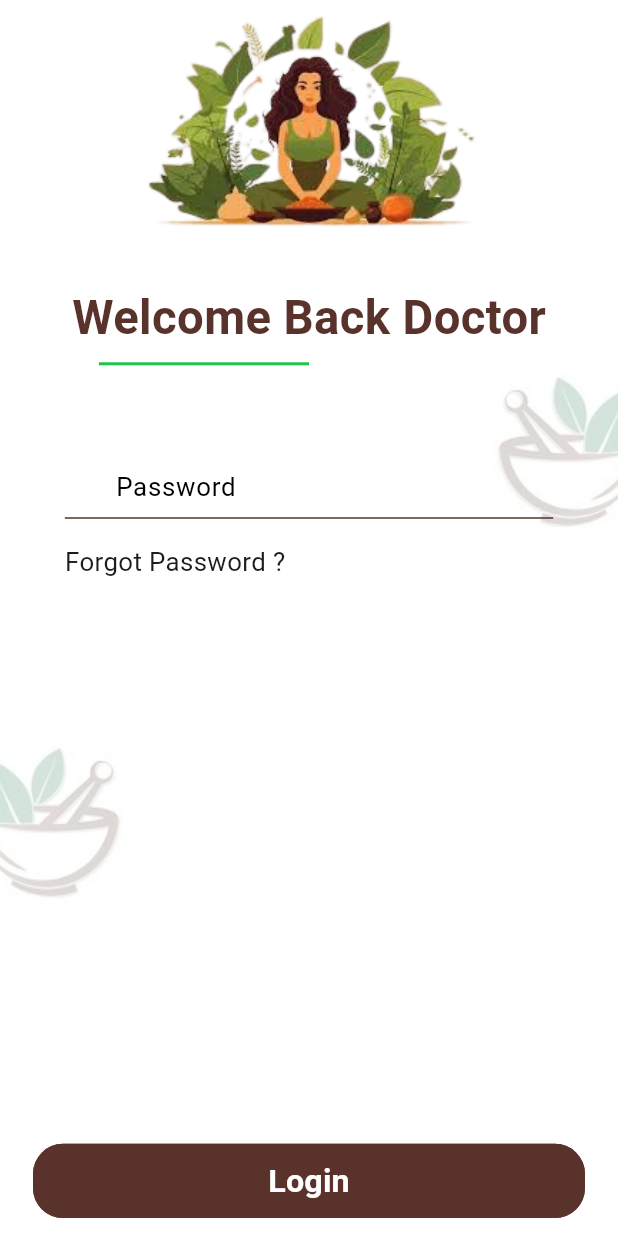
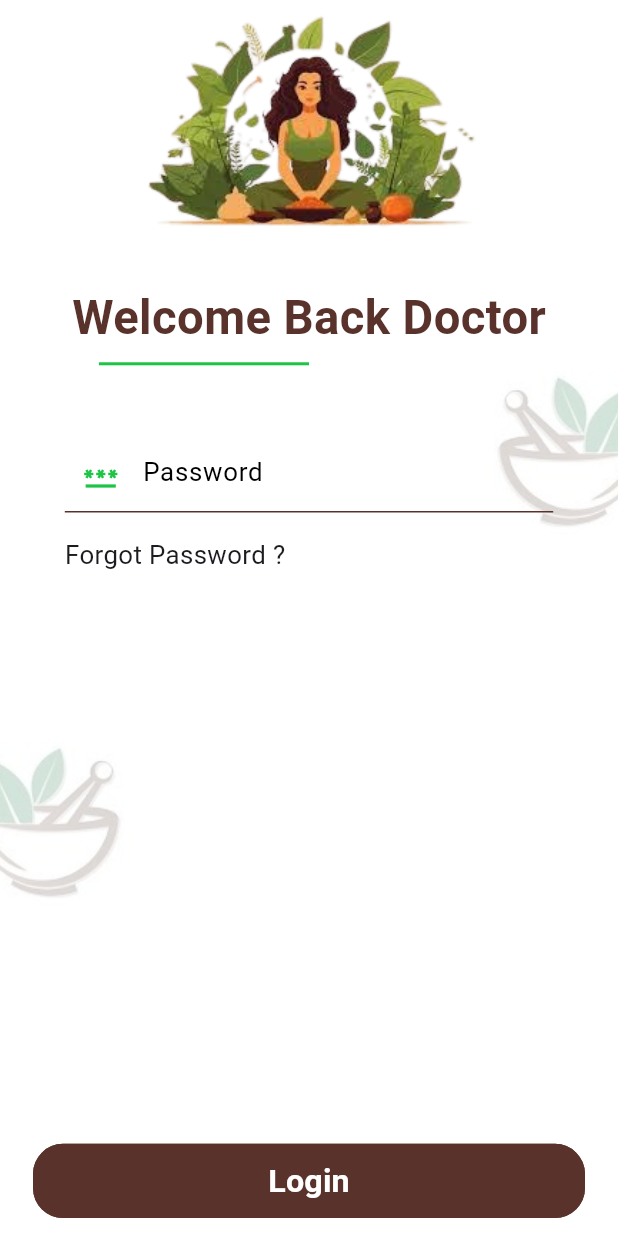
Before and after one commit to Rudrika15/vaidraj-frontend, a Flutter app: the SignInSignUp screen opened directly, after a tap on "Forgot Password ?", on a phone screen of 412 x 824 dp. Run offline on Flutter 3.47's test engine with Material 3 defaults, Android fonts, the phone set to English and light mode, and no system bars; our stand-ins replace chewie, flutter_dotenv, hive_flutter, shared_preferences, sizer, toastification and 2 more; accounts and stored records are empty; network calls fail.

Commit message:
added validation in mobile verfication to validate mobile number length, plus few changes in textformfield widget

```diff
--- a/lib/screens/signin_signup/sign_in_sign_up.dart
+++ b/lib/screens/signin_signup/sign_in_sign_up.dart
@@ -188,10 +188,24 @@ class _SignInSignUpState extends State<SignInSignUp> with NavigateHelper {
                             key: patientForm,
                             child: CustomContainer(
                               padding: EdgeInsets.symmetric(horizontal: 10.w),
+                              child: GestureDetector(
+                                onTap: () async {
+                                  dob = await showDatePicker(
+                                      context: context,
+                                      firstDate: DateTime(1950),
+                                      lastDate:
+                                          DateTime(DateTime.now().year - 18));
+                                  if (dob != null) {
+                                    dobController.text =
+                                        DateFormat('yyyy-MM-dd').format(dob!);
+                                  }
+                                },
                                 child: CustomTextFieldWidget(
-                                  decoration: MethodHelper.brownUnderLineBorder(
-                                      hintText:
-                                          langProvider.translate("dateOfBirth"),
+                                    enabled: false,
+                                    decoration:
+                                        MethodHelper.brownUnderLineBorder(
+                                            hintText: langProvider
+                                                .translate("dateOfBirth"),
                                             prefixIcon: Icons.cake_outlined),
                                     suffix: IconButton(
                                         onPressed: () async {
@@ -219,6 +233,7 @@ class _SignInSignUpState extends State<SignInSignUp> with NavigateHelper {
                                     },
                                     keyboardType: TextInputType.none,
                                     controller: dobController),
+                              ),
                             ))
                         :
 
@@ -426,7 +441,9 @@ class _SignInSignUpState extends State<SignInSignUp> with NavigateHelper {
               child: patientProvider.isLoading ||
                       mobileVerProvider.isLoading ||
                       branchProvider.isLoading
-                  ? const Loader()
+                  ? CustomContainer(
+                      child: Center(child: Loader()),
+                    )
                   : PrimaryBtn(
                       btnText: widget.UserStatus == "STAFF"
                           ? langProvider.translate("login")
--- a/lib/utils/method_helper.dart
+++ b/lib/utils/method_helper.dart
@@ -53,12 +53,9 @@ class MethodHelper {
       hintText: hintText,
       counterText: "",
       hintStyle: TextSizeHelper.smallTextStyle.copyWith(color: Colors.black),
-      prefix: Padding(
-        padding: EdgeInsets.all(5.0),
-        child: Icon(
-          prefixIcon,
-          color: prefixColor ?? AppColors.greenColor,
-        ),
+      prefixIcon: Icon(
+        prefixIcon,
+        color: prefixColor ?? AppColors.greenColor,
       ),
       suffix: suffix,
     );
--- a/lib/widgets/custom_text_field_widget.dart
+++ b/lib/widgets/custom_text_field_widget.dart
@@ -34,7 +34,7 @@ class CustomTextFieldWidget extends StatelessWidget {
         keyboardType: keyboardType,
         obscureText: obscureText,
         enabled: enabled,
-        style: TextSizeHelper.smallHeaderStyle,
+        style: TextSizeHelper.smallHeaderStyle.copyWith(color: Colors.black),
         minLines: minLines,
         maxLines: maxLines,
         decoration: decoration);
```
Also changed, not shown: lib/screens/mobile_verification/mobile_verification.dart (+10 -11 lines). Lines whose indentation alone changed are shown as unchanged.
